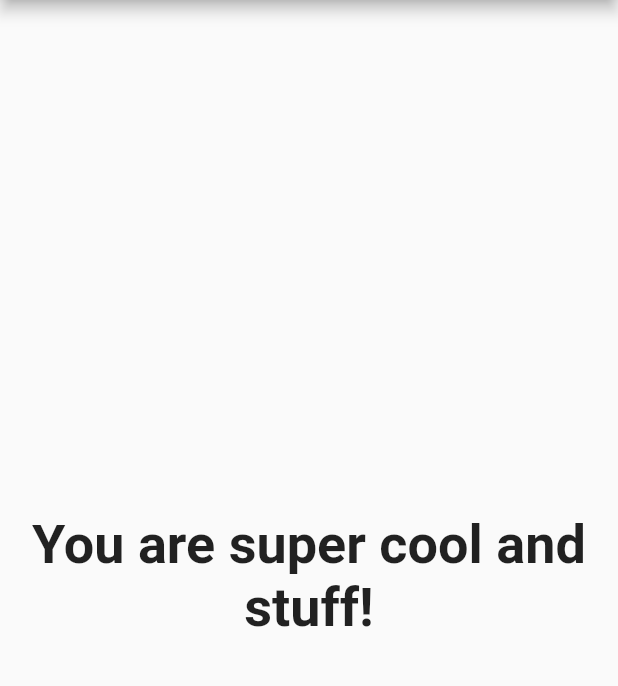
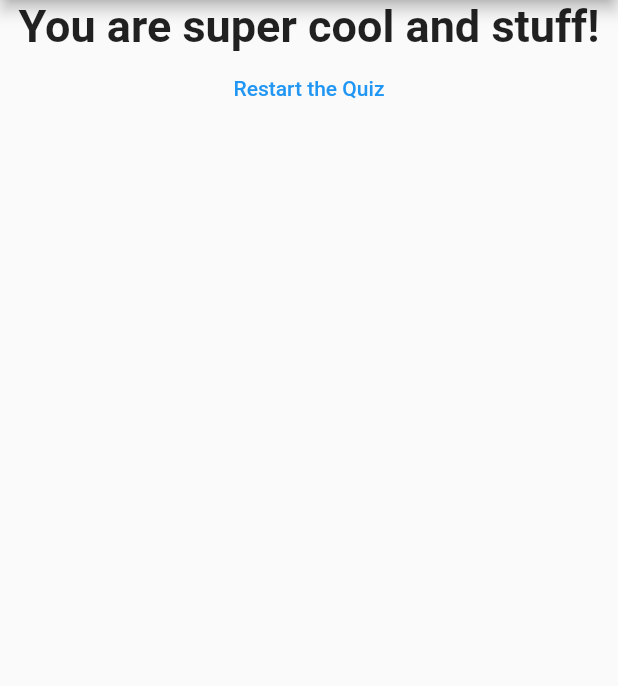
Before and after one commit to dj-neza/LearningFlutter, a Flutter app: the screen it shows after launch, after a tap on "blue", after a tap on "swan", after a tap on "seaside", on a phone screen of 412 x 824 dp, the part 84-770 px from its top. Run offline on Flutter 3.47's test engine with Material 2 defaults, Android fonts, the phone set to English and light mode, and no system bars.

Commit message:
Add the option to reset the quiz

```diff
--- a/lib/main.dart
+++ b/lib/main.dart
@@ -54,6 +54,13 @@ class _QuizioAppState extends State<QuizioApp> {
     });
   }
 
+  void _resetQuiz() {
+    setState(() {
+      _qIndex = 0;
+      _totalScore = 0;
+    });
+  }
+
   @override
   Widget build(BuildContext ctx) {
     return MaterialApp(
@@ -62,8 +69,14 @@ class _QuizioAppState extends State<QuizioApp> {
           title: Text('Quizio'),
         ),
         body: _qIndex < _questions.length
-          ? Quiz(answerQuestion: _answerQuestion, questions: _questions, qIndex: _qIndex)
-          : Result(_totalScore),
+            ? Quiz(
+                answerQuestion: _answerQuestion,
+                questions: _questions,
+                qIndex: _qIndex)
+            : Result(
+                _totalScore,
+                _resetQuiz,
+              ),
       ),
     );
   }
--- a/lib/result.dart
+++ b/lib/result.dart
@@ -2,8 +2,9 @@ import 'package:flutter/material.dart';
 
 class Result extends StatelessWidget {
   final int resultScore;
+  final Function resetQuiz;
 
-  Result(this.resultScore);
+  Result(this.resultScore, this.resetQuiz);
 
   String get resultPhrase {
     String resultText = 'You did it!';
@@ -22,10 +23,22 @@ class Result extends StatelessWidget {
   @override
   Widget build(BuildContext context) {
     return Center(
-      child: Text(
-        resultPhrase,
-        style: TextStyle(fontSize: 36, fontWeight: FontWeight.bold),
-        textAlign: TextAlign.center,
+      child: Column(
+        children: <Widget>[
+          Text(
+            resultPhrase,
+            style: TextStyle(
+              fontSize: 30,
+              fontWeight: FontWeight.bold,
+            ),
+            textAlign: TextAlign.center,
+          ),
+          FlatButton(
+            onPressed: resetQuiz,
+            child: Text('Restart the Quiz'),
+            textColor: Colors.blue,
+          ),
+        ],
       ),
     );
   }
```
